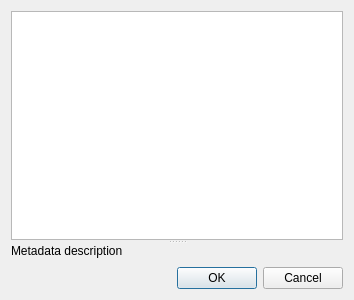
Old version of the form src/Sigil/Form_Files/AddMetadata.ui in the repository wsw621012/siweiwangsword-sigil.
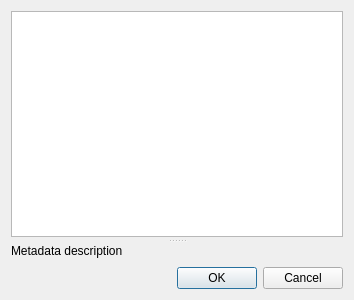
New version of the form.

Commit message: Fixed a bug with warning dialog not informing the user of unsaved changes when editing in code view (Fixes issue #30)

Patch:
```diff
--- a/src/Sigil/Form_Files/AddMetadata.ui
+++ b/src/Sigil/Form_Files/AddMetadata.ui
@@ -19,6 +19,9 @@
      <property name="orientation">
       <enum>Qt::Vertical</enum>
      </property>
+     <property name="handleWidth">
+      <number>7</number>
+     </property>
      <property name="childrenCollapsible">
       <bool>false</bool>
      </property>
```
Left out of the diff: 15 changed lines with no effect on the pictures. The commit also changes 3 other files.
